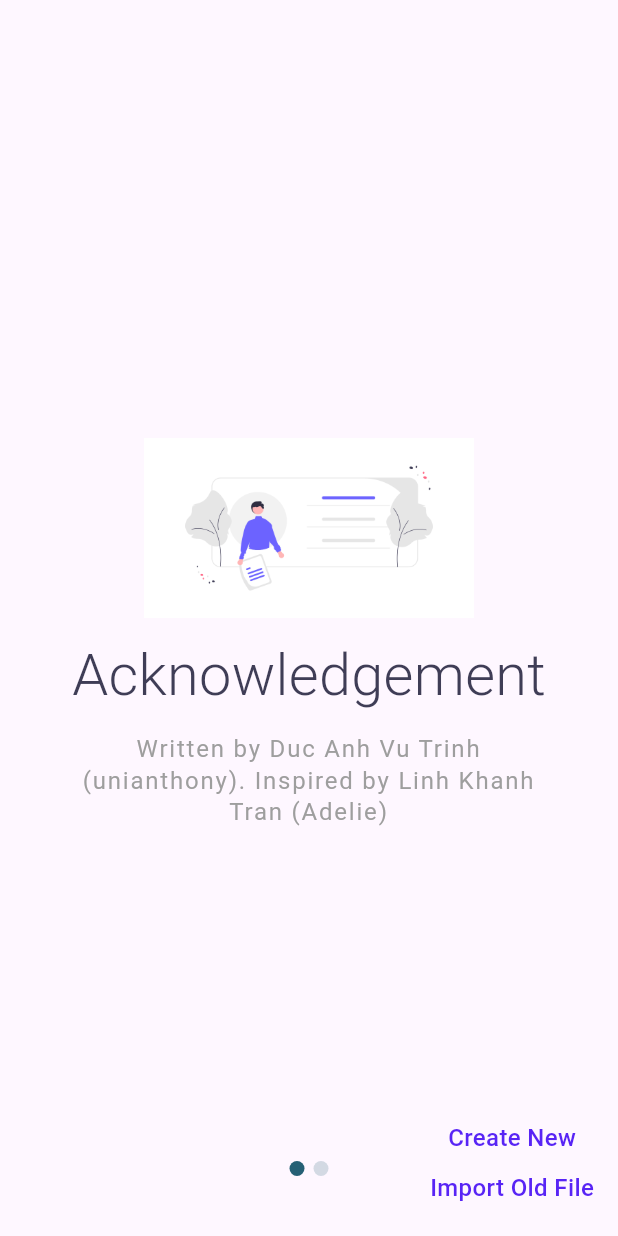
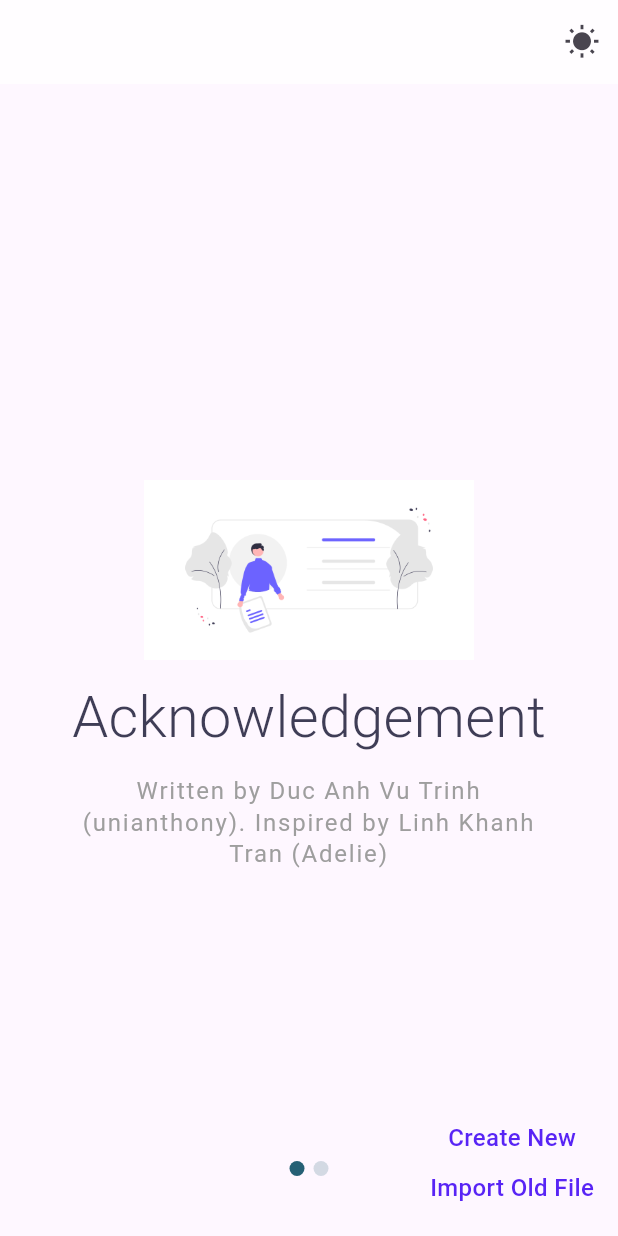
Before and after one commit to DucAnh-Vu-Trinh/Money-and-Fame, a Flutter app: the screen it shows after launch, on a phone screen of 412 x 824 dp. Run offline on Flutter 3.47's test engine with Material 3 defaults, Android fonts, the phone set to English and light mode, and no system bars; our stand-ins replace file_picker, open_file, shared_preferences, tuple; missing offline and left inert: excel, multi_value_listenable_builder.

Commit message:
add theme

```diff
--- /dev/null
+++ b/lib/Functions/Preferences/model_theme.dart
@@ -0,0 +1,25 @@
+import 'package:flutter/material.dart';
+import 'package:my_test_app/Functions/Preferences/my_preferences.dart';
+
+class ModelTheme extends ChangeNotifier {
+  late bool _isDark;
+  late MyThemePreferences _preferences;
+  bool get isDark => _isDark;
+
+  ModelTheme() {
+    _isDark = false;
+    _preferences = MyThemePreferences();
+    getPreferences();
+  }
+//Switching the themes
+  set isDark(bool value) {
+    _isDark = value;
+    _preferences.setTheme(value);
+    notifyListeners();
+  }
+
+  getPreferences() async {
+    _isDark = await _preferences.getTheme();
+    notifyListeners();
+  }
+}
--- /dev/null
+++ b/lib/Functions/Preferences/my_preferences.dart
@@ -0,0 +1,15 @@
+import 'package:shared_preferences/shared_preferences.dart';
+
+class MyThemePreferences {
+  static const themeKey = "theme_key";
+
+  setTheme(bool value) async {
+    SharedPreferences sharedPreferences = await SharedPreferences.getInstance();
+    sharedPreferences.setBool(themeKey, value);
+  }
+
+  getTheme() async {
+    SharedPreferences sharedPreferences = await SharedPreferences.getInstance();
+    return sharedPreferences.getBool(themeKey) ?? false;
+  }
+}
--- a/lib/Welcome/welcome_page.dart
+++ b/lib/Welcome/welcome_page.dart
@@ -1,10 +1,13 @@
 import 'package:excel/excel.dart';
 import 'package:flutter/material.dart';
+import 'package:provider/provider.dart';
+
 import 'package:my_test_app/Pages/second_page.dart';
 import 'package:my_test_app/Welcome/items.dart';
 import 'package:my_test_app/CustomWidgets/light_colors.dart';
 import 'package:my_test_app/Pages/first_page.dart';
 import 'package:my_test_app/Functions/handle_excel.dart';
+import 'package:my_test_app/Functions/Preferences/model_theme.dart';
 
 class WelcomeScreen extends StatefulWidget {
   const WelcomeScreen({super.key});
@@ -93,7 +96,22 @@ class _WelcomeScreen extends State<WelcomeScreen> {
 
   @override
   Widget build(BuildContext context) {
+    return Consumer<ModelTheme>(
+      builder: (context, ModelTheme themeNotifier, child) {
         return Scaffold(
+          appBar: AppBar(
+            backgroundColor: Colors.white70,
+            actions: [
+              IconButton(
+                icon: Icon(themeNotifier.isDark
+                  ? Icons.nightlight_round
+                  : Icons.wb_sunny),
+                onPressed: () {themeNotifier.isDark
+                  ? themeNotifier.isDark = false
+                  : themeNotifier.isDark = true;
+                }
+              )
+            ]),
           floatingActionButton: Column(
             mainAxisAlignment: MainAxisAlignment.end,
             children: [
@@ -168,4 +186,6 @@ class _WelcomeScreen extends State<WelcomeScreen> {
           ),
         );
       }
+    );
   }
+}
--- a/lib/main.dart
+++ b/lib/main.dart
@@ -1,5 +1,8 @@
 import 'package:flutter/material.dart';
+import 'package:provider/provider.dart';
+
 import 'package:my_test_app/Welcome/welcome_page.dart';
+import 'package:my_test_app/Functions/Preferences/model_theme.dart';
 
 void main() {
   runApp(const MyApp());
@@ -11,8 +14,22 @@ class MyApp extends StatelessWidget {
   @override
   Widget build(BuildContext context) {
 
-    return const MaterialApp(
-      home: WelcomeScreen(),
+    return ChangeNotifierProvider(
+      create: (_) => ModelTheme(),
+      child: Consumer<ModelTheme>(
+        builder: (context, ModelTheme themeNotifier, child) {
+          return MaterialApp(
+            theme: themeNotifier.isDark?
+              ThemeData(
+                brightness: Brightness.dark,
+              )
+              : ThemeData(
+                brightness: Brightness.light,
+              ),
+            home: const WelcomeScreen(),
+          );
+        }
+      ),
     );
   }
 }
--- a/pubspec.yaml
+++ b/pubspec.yaml
@@ -38,6 +38,8 @@ dependencies:
   tuple: ^2.0.2
   intl: ^0.18.1
   multi_value_listenable_builder: ^0.0.2
+  provider: ^6.1.1
+  shared_preferences: ^2.2.2
 
   # The following adds the Cupertino Icons font to your application.
   # Use with the CupertinoIcons class for iOS style icons.
```
Also changed, not shown: lib/CustomWidgets/light_colors.dart (+16 -0 lines), lib/Functions/summary_calculation.dart (+7 -6 lines), pubspec.lock, 66 other files. Lines whose indentation alone changed are shown as unchanged.
